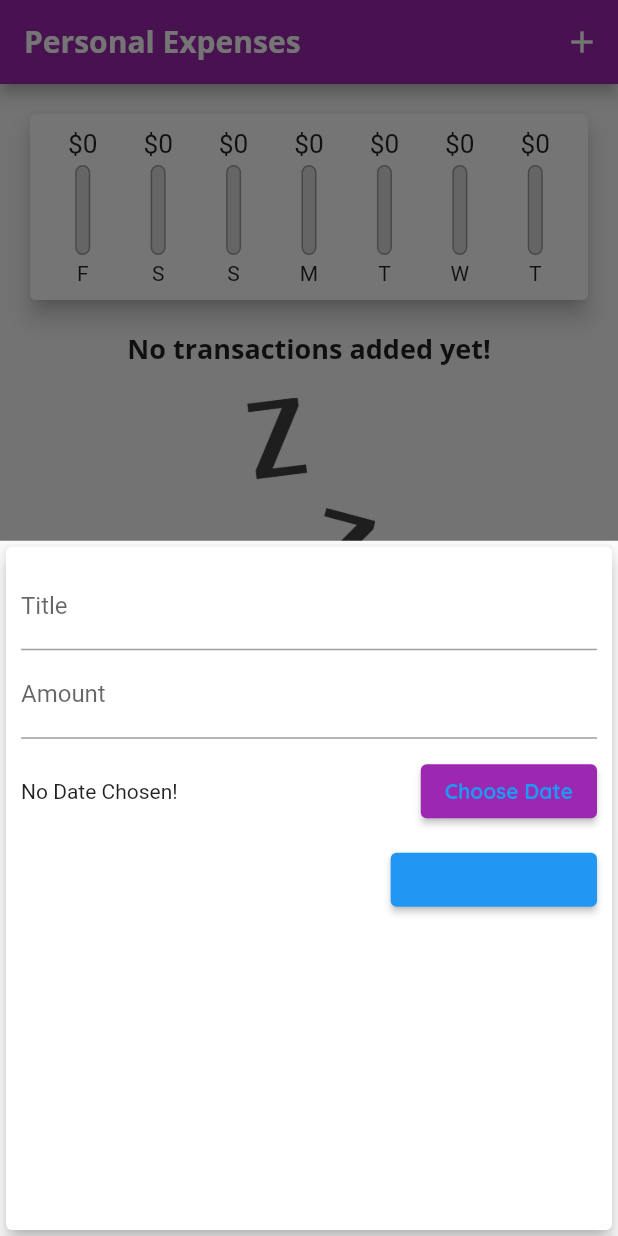
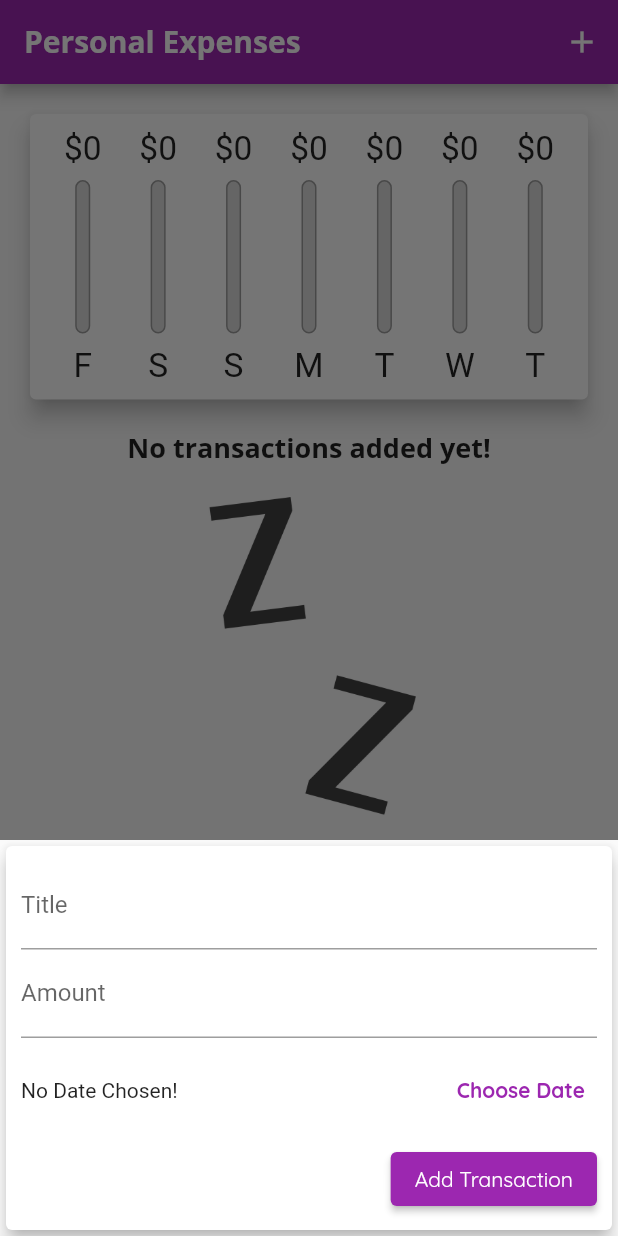
Before and after one commit to r-winkler/flutter-examples, a Flutter app: the screen it shows after launch, after a tap on the "add" icon, on a phone screen of 412 x 824 dp. Run offline on Flutter 3.47's test engine with Material 2 defaults, Android fonts, the phone set to English and light mode, and no system bars.

Commit message:
responsive and adaptive

```diff
--- a/personal_expenses/lib/main.dart
+++ b/personal_expenses/lib/main.dart
@@ -1,11 +1,21 @@
+import 'dart:io';
+
+import 'package:flutter/cupertino.dart';
 import 'package:flutter/material.dart';
+import 'package:flutter/services.dart';
 
 import './widgets/new_transaction.dart';
 import './widgets/transaction_list.dart';
 import './widgets/chart.dart';
 import './models/transaction.dart';
 
-void main() => runApp(MyApp());
+void main() {
+  // SystemChrome.setPreferredOrientations([
+  //   DeviceOrientation.portraitUp,
+  //   DeviceOrientation.portraitUp,
+  // ]);
+  runApp(MyApp());
+}
 
 class MyApp extends StatelessWidget {
   @override
@@ -13,6 +23,9 @@ class MyApp extends StatelessWidget {
     return MaterialApp(
       title: 'Personal Expenses',
       theme: ThemeData(
+          primarySwatch: Colors.purple,
+          accentColor: Colors.amber,
+          // errorColor: Colors.red,
           fontFamily: 'Quicksand',
           textTheme: ThemeData.light().textTheme.copyWith(
                 headline6: TextStyle(
@@ -23,29 +36,14 @@ class MyApp extends StatelessWidget {
                 button: TextStyle(color: Colors.white),
               ),
           appBarTheme: AppBarTheme(
-            toolbarTextStyle: ThemeData.light()
-                .textTheme
-                .copyWith(
+            textTheme: ThemeData.light().textTheme.copyWith(
                   headline6: TextStyle(
                     fontFamily: 'OpenSans',
                     fontSize: 20,
                     fontWeight: FontWeight.bold,
                   ),
-                )
-                .bodyText2,
-            titleTextStyle: ThemeData.light()
-                .textTheme
-                .copyWith(
-                  headline6: TextStyle(
-                    fontFamily: 'OpenSans',
-                    fontSize: 20,
-                    fontWeight: FontWeight.bold,
                 ),
-                )
-                .headline6,
-          ),
-          colorScheme: ColorScheme.fromSwatch(primarySwatch: Colors.purple)
-              .copyWith(secondary: Colors.amber)),
+          )),
       home: MyHomePage(),
     );
   }
@@ -58,27 +56,32 @@ class MyHomePage extends StatefulWidget {
   _MyHomePageState createState() => _MyHomePageState();
 }
 
-class _MyHomePageState extends State<MyHomePage> {
-  final List<Transaction> _userTransactions = [
-    // Transaction(
-    //   id: 't1',
-    //   title: 'New Shoes',
-    //   amount: 69.99,
-    //   date: DateTime.now(),
-    // ),
-    // Transaction(
-    //   id: 't2',
-    //   title: 'Weekly Groceries',
-    //   amount: 16.53,
-    //   date: DateTime.now(),
-    // ),
-  ];
+class _MyHomePageState extends State<MyHomePage> with WidgetsBindingObserver {
+  final List<Transaction> _userTransactions = [];
+  bool _showChart = false;
+
+  @override
+  void initState() {
+    WidgetsBinding.instance.addObserver(this);
+    super.initState();
+  }
+
+  @override
+  void didChangeAppLifecycleState(AppLifecycleState state) {
+    print(state);
+  }
+
+  @override
+  dispose() {
+    WidgetsBinding.instance.removeObserver(this);
+    super.dispose();
+  }
 
   List<Transaction> get _recentTransactions {
     return _userTransactions.where((tx) {
       return tx.date.isAfter(
         DateTime.now().subtract(
-          Duration(days: 7),
+          const Duration(days: 7),
         ),
       );
     }).toList();
@@ -101,10 +104,10 @@ class _MyHomePageState extends State<MyHomePage> {
   void _startAddNewTransaction(BuildContext ctx) {
     showModalBottomSheet(
       context: ctx,
-      builder: (_) {
+      builder: (context) {
         return GestureDetector(
+          child: NewTransaction(_addNewTransaction),
           onTap: () {},
-          child: NewTransaction(_addNewTransaction),
           behavior: HitTestBehavior.opaque,
         );
       },
@@ -117,33 +120,137 @@ class _MyHomePageState extends State<MyHomePage> {
     });
   }
 
-  @override
-  Widget build(BuildContext context) {
-    return Scaffold(
-      appBar: AppBar(
-        title: Text(
+  List<Widget> _buildLandscapeContent(
+    MediaQueryData mediaQuery,
+    PreferredSizeWidget appBar,
+    Widget txListWidget,
+  ) {
+    return [
+      Row(
+        mainAxisAlignment: MainAxisAlignment.center,
+        children: <Widget>[
+          Text(
+            'Show Chart',
+            style: Theme.of(context).textTheme.headline6,
+          ),
+          Switch.adaptive(
+            activeColor: Theme.of(context).accentColor,
+            value: _showChart,
+            onChanged: (val) {
+              setState(() {
+                _showChart = val;
+              });
+            },
+          ),
+        ],
+      ),
+      _showChart
+          ? Container(
+              height: (mediaQuery.size.height -
+                      appBar.preferredSize.height -
+                      mediaQuery.padding.top) *
+                  0.7,
+              child: Chart(_recentTransactions),
+            )
+          : txListWidget
+    ];
+  }
+
+  List<Widget> _buildPortraitContent(
+    MediaQueryData mediaQuery,
+    PreferredSizeWidget appBar,
+    Widget txListWidget,
+  ) {
+    return [
+      Container(
+        height: (mediaQuery.size.height -
+                appBar.preferredSize.height -
+                mediaQuery.padding.top) *
+            0.3,
+        child: Chart(_recentTransactions),
+      ),
+      txListWidget
+    ];
+  }
+
+  Widget _buildAppBar() {
+    return Platform.isIOS
+        ? CupertinoNavigationBar(
+            middle: const Text(
+              'Personal Expenses',
+            ),
+            trailing: Row(
+              mainAxisSize: MainAxisSize.min,
+              children: <Widget>[
+                GestureDetector(
+                  child: const Icon(CupertinoIcons.add),
+                  onTap: () => _startAddNewTransaction(context),
+                ),
+              ],
+            ),
+          )
+        : AppBar(
+            title: const Text(
               'Personal Expenses',
             ),
             actions: <Widget>[
               IconButton(
-            icon: Icon(Icons.add),
+                icon: const Icon(Icons.add),
                 onPressed: () => _startAddNewTransaction(context),
               ),
             ],
-      ),
-      body: SingleChildScrollView(
+          );
+  }
+
+  @override
+  Widget build(BuildContext context) {
+    print('build() MyHomePageState');
+    final mediaQuery = MediaQuery.of(context);
+    final isLandscape = mediaQuery.orientation == Orientation.landscape;
+    final PreferredSizeWidget appBar = _buildAppBar() as PreferredSizeWidget;
+    final txListWidget = Container(
+      height: (mediaQuery.size.height -
+              appBar.preferredSize.height -
+              mediaQuery.padding.top) *
+          0.7,
+      child: TransactionList(_userTransactions, _deleteTransaction),
+    );
+    final pageBody = SafeArea(
+      child: SingleChildScrollView(
         child: Column(
           // mainAxisAlignment: MainAxisAlignment.start,
           crossAxisAlignment: CrossAxisAlignment.stretch,
           children: <Widget>[
-            Chart(_recentTransactions),
-            TransactionList(_userTransactions, _deleteTransaction),
+            if (isLandscape)
+              ..._buildLandscapeContent(
+                mediaQuery,
+                appBar,
+                txListWidget,
+              ),
+            if (!isLandscape)
+              ..._buildPortraitContent(
+                mediaQuery,
+                appBar,
+                txListWidget,
+              ),
           ],
         ),
       ),
-      floatingActionButtonLocation: FloatingActionButtonLocation.centerFloat,
-      floatingActionButton: FloatingActionButton(
-        child: Icon(Icons.add),
+    );
+    return Platform.isIOS
+        ? CupertinoPageScaffold(
+            child: pageBody,
+            navigationBar: appBar as ObstructingPreferredSizeWidget,
+          )
+        : Scaffold(
+            appBar: appBar,
+            body: pageBody,
+            floatingActionButtonLocation:
+                FloatingActionButtonLocation.centerFloat,
+            floatingActionButton: Platform.isIOS
+                ? Container()
+                : FloatingActionButton(
+                    child: const Icon(Icons.add),
                     onPressed: () => _startAddNewTransaction(context),
                   ),
           );
--- /dev/null
+++ b/personal_expenses/lib/widgets/adaptive_flat_button.dart
@@ -0,0 +1,36 @@
+import 'dart:io';
+
+import 'package:flutter/material.dart';
+import 'package:flutter/cupertino.dart';
+
+class AdaptiveFlatButton extends StatelessWidget {
+  final String text;
+  final VoidCallback handler;
+
+  const AdaptiveFlatButton(this.text, this.handler);
+
+  @override
+  Widget build(BuildContext context) {
+    return Platform.isIOS
+        ? CupertinoButton(
+            onPressed: handler,
+            child: Text(
+              text,
+              style: const TextStyle(
+                fontWeight: FontWeight.bold,
+              ),
+            ),
+          )
+        : TextButton(
+            style: TextButton.styleFrom(
+                foregroundColor: Theme.of(context).primaryColor),
+            onPressed: handler,
+            child: Text(
+              text,
+              style: const TextStyle(
+                fontWeight: FontWeight.bold,
+              ),
+            ),
+          );
+  }
+}
--- a/personal_expenses/lib/widgets/chart.dart
+++ b/personal_expenses/lib/widgets/chart.dart
@@ -7,7 +7,9 @@ import '../models/transaction.dart';
 class Chart extends StatelessWidget {
   final List<Transaction> recentTransactions;
 
-  Chart(this.recentTransactions);
+  Chart(this.recentTransactions) {
+    print('Constructor Chart');
+  }
 
   List<Map<String, Object>> get groupedTransactionValues {
     return List.generate(7, (index) {
@@ -39,11 +41,12 @@ class Chart extends StatelessWidget {
 
   @override
   Widget build(BuildContext context) {
+    print('build() Chart');
     return Card(
       elevation: 6,
-      margin: EdgeInsets.all(20),
+      margin: const EdgeInsets.all(20),
       child: Padding(
-        padding: EdgeInsets.all(10),
+        padding: const EdgeInsets.all(10),
         child: Row(
           mainAxisAlignment: MainAxisAlignment.spaceAround,
           children: groupedTransactionValues.map((data) {
--- a/personal_expenses/lib/widgets/chart_bar.dart
+++ b/personal_expenses/lib/widgets/chart_bar.dart
@@ -5,30 +5,32 @@ class ChartBar extends StatelessWidget {
   final double spendingAmount;
   final double spendingPctOfTotal;
 
-  ChartBar(this.label, this.spendingAmount, this.spendingPctOfTotal);
+  const ChartBar(this.label, this.spendingAmount, this.spendingPctOfTotal);
 
   @override
   Widget build(BuildContext context) {
+    return LayoutBuilder(
+      builder: (ctx, constraints) {
         return Column(
           children: <Widget>[
             Container(
-          height: 20,
+              height: constraints.maxHeight * 0.15,
               child: FittedBox(
                 child: Text('\$${spendingAmount.toStringAsFixed(0)}'),
               ),
             ),
             SizedBox(
-          height: 4,
+              height: constraints.maxHeight * 0.05,
             ),
             Container(
-          height: 60,
+              height: constraints.maxHeight * 0.6,
               width: 10,
               child: Stack(
                 children: <Widget>[
                   Container(
                     decoration: BoxDecoration(
                       border: Border.all(color: Colors.grey, width: 1.0),
-                  color: Color.fromRGBO(220, 220, 220, 1),
+                      color: const Color.fromRGBO(220, 220, 220, 1),
                       borderRadius: BorderRadius.circular(10),
                     ),
                   ),
@@ -45,10 +47,17 @@ class ChartBar extends StatelessWidget {
               ),
             ),
             SizedBox(
-          height: 4,
+              height: constraints.maxHeight * 0.05,
             ),
-        Text(label),
+            Container(
+              height: constraints.maxHeight * 0.15,
+              child: FittedBox(
+                child: Text(label),
+              ),
+            ),
           ],
+        );
+      },
     );
   }
 }
--- a/personal_expenses/lib/widgets/new_transaction.dart
+++ b/personal_expenses/lib/widgets/new_transaction.dart
@@ -1,19 +1,51 @@
+import 'dart:io';
+
+import 'package:flutter/cupertino.dart';
 import 'package:flutter/material.dart';
 import 'package:intl/intl.dart';
+
+import '../widgets/adaptive_flat_button.dart';
 
 class NewTransaction extends StatefulWidget {
   final Function addTx;
 
-  NewTransaction(this.addTx);
+  NewTransaction(this.addTx) {
+    print('Constructor NewTransaction Widget');
+  }
 
   @override
-  _NewTransactionState createState() => _NewTransactionState();
+  _NewTransactionState createState() {
+    print('createState NewTransaction Widget');
+    return _NewTransactionState();
+  }
 }
 
 class _NewTransactionState extends State<NewTransaction> {
   final _titleController = TextEditingController();
   final _amountController = TextEditingController();
   DateTime? _selectedDate;
+
+  _NewTransactionState() {
+    print('Constructor NewTransaction State');
+  }
+
+  @override
+  void initState() {
+    print('initState()');
+    super.initState();
+  }
+
+  @override
+  void didUpdateWidget(NewTransaction oldWidget) {
+    print('didUpdateWidget()');
+    super.didUpdateWidget(oldWidget);
+  }
+
+  @override
+  void dispose() {
+    print('dispose()');
+    super.dispose();
+  }
 
   void _submitData() {
     if (_amountController.text.isEmpty) {
@@ -54,15 +86,21 @@ class _NewTransactionState extends State<NewTransaction> {
 
   @override
   Widget build(BuildContext context) {
-    return Card(
+    return SingleChildScrollView(
+      child: Card(
         elevation: 5,
         child: Container(
-        padding: EdgeInsets.all(10),
+          padding: EdgeInsets.only(
+            top: 10,
+            left: 10,
+            right: 10,
+            bottom: MediaQuery.of(context).viewInsets.bottom + 10,
+          ),
           child: Column(
             crossAxisAlignment: CrossAxisAlignment.end,
             children: <Widget>[
               TextField(
-              decoration: InputDecoration(labelText: 'Title'),
+                decoration: const InputDecoration(labelText: 'Title'),
                 controller: _titleController,
                 onSubmitted: (_) => _submitData(),
                 // onChanged: (val) {
@@ -70,7 +108,7 @@ class _NewTransactionState extends State<NewTransaction> {
                 // },
               ),
               TextField(
-              decoration: InputDecoration(labelText: 'Amount'),
+                decoration: const InputDecoration(labelText: 'Amount'),
                 controller: _amountController,
                 keyboardType: TextInputType.number,
                 onSubmitted: (_) => _submitData(),
@@ -87,30 +125,21 @@ class _NewTransactionState extends State<NewTransaction> {
                             : 'Picked Date: ${DateFormat.yMd().format(_selectedDate!)}',
                       ),
                     ),
-                  ElevatedButton(
-                    style: ElevatedButton.styleFrom(
-                        foregroundColor: Theme.of(context).primaryColor),
-                    child: Text(
-                      'Choose Date',
-                      style: TextStyle(
-                        fontWeight: FontWeight.bold,
-                      ),
-                    ),
-                    onPressed: _presentDatePicker,
-                  ),
+                    AdaptiveFlatButton('Choose Date', _presentDatePicker)
                   ],
                 ),
               ),
               ElevatedButton(
                 style: ElevatedButton.styleFrom(
                     backgroundColor: Theme.of(context).primaryColor,
-                  foregroundColor: Theme.of(context).primaryColor),
+                    foregroundColor: Theme.of(context).textTheme.button!.color),
                 child: Text('Add Transaction'),
                 onPressed: _submitData,
               ),
             ],
           ),
         ),
+      ),
     );
   }
 }
--- a/personal_expenses/lib/widgets/transaction_list.dart
+++ b/personal_expenses/lib/widgets/transaction_list.dart
@@ -1,7 +1,7 @@
 import 'package:flutter/material.dart';
-import 'package:intl/intl.dart';
 
 import '../models/transaction.dart';
+import './transaction_item.dart';
 
 class TransactionList extends StatelessWidget {
   final List<Transaction> transactions;
@@ -11,61 +11,35 @@ class TransactionList extends StatelessWidget {
 
   @override
   Widget build(BuildContext context) {
-    return Container(
-      height: 450,
-      child: transactions.isEmpty
-          ? Column(
+    print('build() TransactionList');
+    return transactions.isEmpty
+        ? LayoutBuilder(builder: (ctx, constraints) {
+            return Column(
               children: <Widget>[
                 Text(
                   'No transactions added yet!',
                   style: Theme.of(context).textTheme.headline6,
                 ),
-                SizedBox(
+                const SizedBox(
                   height: 20,
                 ),
                 Container(
-                    height: 200,
+                    height: constraints.maxHeight * 0.6,
                     child: Image.asset(
                       'assets/images/waiting.png',
                       fit: BoxFit.cover,
                     )),
               ],
-            )
-          : ListView.builder(
-              itemBuilder: (ctx, index) {
-                return Card(
-                  elevation: 5,
-                  margin: EdgeInsets.symmetric(
-                    vertical: 8,
-                    horizontal: 5,
-                  ),
-                  child: ListTile(
-                    leading: CircleAvatar(
-                      radius: 30,
-                      child: Padding(
-                        padding: EdgeInsets.all(6),
-                        child: FittedBox(
-                          child: Text('\$${transactions[index].amount}'),
-                        ),
-                      ),
-                    ),
-                    title: Text(
-                      transactions[index].title,
-                      style: Theme.of(context).textTheme.headline6,
-                    ),
-                    subtitle: Text(
-                      DateFormat.yMMMd().format(transactions[index].date),
-                    ),
-                    trailing: IconButton(
-                      icon: Icon(Icons.delete),
-                      color: Theme.of(context).errorColor,
-                      onPressed: () => deleteTx(transactions[index].id),
-                    ),
-                  ),
-                );
-              },
-              itemCount: transactions.length,
-            ),
-    );
+            );
+          })
+        : ListView(
+            children: transactions
+                .map((tx) => TransactionItem(
+                      key: ValueKey(tx.id),
+                      transaction: tx,
+                      deleteTx: deleteTx,
+                    ))
+                .toList(),
+          );
   }
 }
```
Also changed, not shown: personal_expenses/lib/widgets/transaction_item.dart (added, +80 -0 lines). Lines whose indentation alone changed are shown as unchanged.
